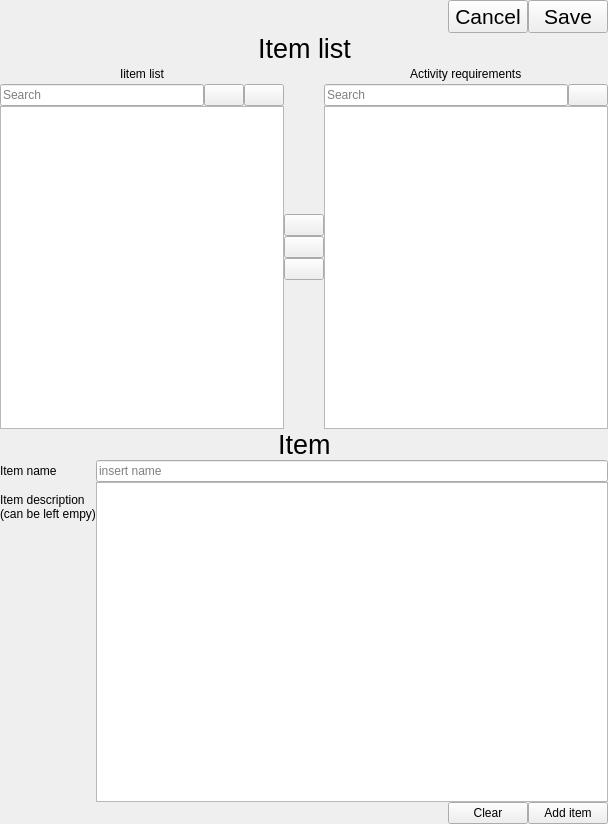
The window that mngitems.ui (glennnys/Decided) describes before a commit, drawn with Qt 5.
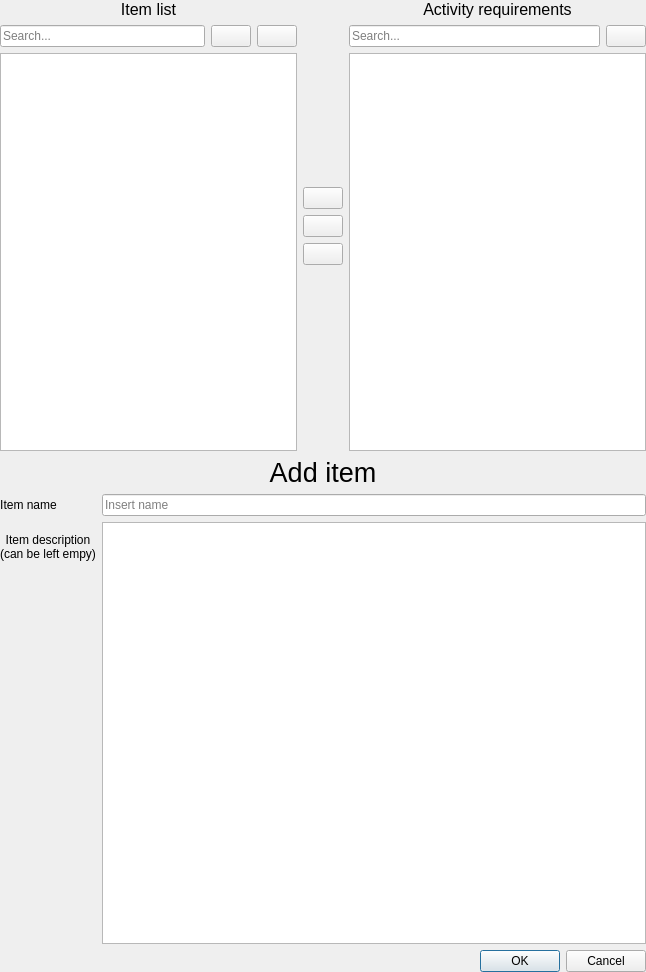
The same window after the commit. Icons and pictures are not drawn.

The edit to the form file:
```diff
--- a/mngitems.ui
+++ b/mngitems.ui
@@ -6,17 +6,14 @@
    <rect>
     <x>0</x>
     <y>0</y>
-    <width>608</width>
-    <height>824</height>
+    <width>646</width>
+    <height>972</height>
    </rect>
   </property>
   <property name="windowTitle">
    <string>Form</string>
   </property>
-  <layout class="QVBoxLayout" name="verticalLayout_2">
-   <property name="spacing">
-    <number>0</number>
-   </property>
+  <layout class="QVBoxLayout" name="verticalLayout_3">
    <property name="leftMargin">
     <number>0</number>
    </property>
@@ -30,130 +27,23 @@
     <number>0</number>
    </property>
    <item>
-    <layout class="QHBoxLayout" name="horizontalLayout_10">
+    <layout class="QHBoxLayout" name="horizontalLayout">
      <item>
-      <spacer name="horizontalSpacer_5">
-       <property name="orientation">
-        <enum>Qt::Orientation::Horizontal</enum>
-       </property>
-       <property name="sizeHint" stdset="0">
-        <size>
-         <width>40</width>
-         <height>20</height>
-        </size>
-       </property>
-      </spacer>
-     </item>
-     <item>
-      <widget class="QPushButton" name="cancel_btn">
-       <property name="font">
-        <font>
-         <pointsize>16</pointsize>
-        </font>
-       </property>
-       <property name="text">
-        <string>Cancel</string>
-       </property>
-      </widget>
-     </item>
-     <item>
-      <widget class="QPushButton" name="save_btn">
-       <property name="font">
-        <font>
-         <pointsize>16</pointsize>
-        </font>
-       </property>
-       <property name="text">
-        <string>Save</string>
-       </property>
-      </widget>
-     </item>
-    </layout>
-   </item>
-   <item>
-    <layout class="QVBoxLayout" name="verticalLayout_15">
-     <item>
-      <layout class="QHBoxLayout" name="horizontalLayout_21">
-       <item>
-        <spacer name="horizontalSpacer_18">
-         <property name="orientation">
-          <enum>Qt::Orientation::Horizontal</enum>
-         </property>
-         <property name="sizeHint" stdset="0">
-          <size>
-           <width>40</width>
-           <height>20</height>
-          </size>
-         </property>
-        </spacer>
-       </item>
-       <item>
-        <widget class="QLabel" name="label_18">
-         <property name="font">
-          <font>
-           <pointsize>20</pointsize>
-          </font>
-         </property>
-         <property name="text">
-          <string>Item list</string>
-         </property>
-        </widget>
-       </item>
-       <item>
-        <spacer name="horizontalSpacer_19">
-         <property name="orientation">
-          <enum>Qt::Orientation::Horizontal</enum>
-         </property>
-         <property name="sizeHint" stdset="0">
-          <size>
-           <width>40</width>
-           <height>20</height>
-          </size>
-         </property>
-        </spacer>
-       </item>
-      </layout>
-     </item>
-     <item>
-      <layout class="QHBoxLayout" name="horizontalLayout_15">
-       <item>
-        <layout class="QVBoxLayout" name="verticalLayout">
-         <item>
-          <layout class="QHBoxLayout" name="horizontalLayout_4">
-           <item>
-            <spacer name="horizontalSpacer_2">
-             <property name="orientation">
-              <enum>Qt::Orientation::Horizontal</enum>
-             </property>
-             <property name="sizeHint" stdset="0">
-              <size>
-               <width>40</width>
-               <height>20</height>
-              </size>
-             </property>
-            </spacer>
-           </item>
+      <layout class="QVBoxLayout" name="verticalLayout_2">
            <item>
             <widget class="QLabel" name="label_3">
+         <property name="font">
+          <font>
+           <pointsize>12</pointsize>
+          </font>
+         </property>
              <property name="text">
-              <string>Iitem list</string>
-             </property>
-            </widget>
-           </item>
-           <item>
-            <spacer name="horizontalSpacer">
-             <property name="orientation">
-              <enum>Qt::Orientation::Horizontal</enum>
-             </property>
-             <property name="sizeHint" stdset="0">
-              <size>
-               <width>40</width>
-               <height>20</height>
-              </size>
-             </property>
-            </spacer>
-           </item>
-          </layout>
+          <string>Item list</string>
+         </property>
+         <property name="alignment">
+          <set>Qt::AlignmentFlag::AlignCenter</set>
+         </property>
+        </widget>
          </item>
          <item>
           <layout class="QHBoxLayout" name="horizontalLayout_2">
@@ -163,7 +53,7 @@
               <string>Search item list</string>
              </property>
              <property name="placeholderText">
-              <string>Search</string>
+            <string>Search...</string>
              </property>
             </widget>
            </item>
@@ -274,43 +164,22 @@
         </layout>
        </item>
        <item>
-        <layout class="QVBoxLayout" name="verticalLayout_3">
-         <item>
-          <layout class="QHBoxLayout" name="horizontalLayout_3">
-           <item>
-            <spacer name="horizontalSpacer_3">
-             <property name="orientation">
-              <enum>Qt::Orientation::Horizontal</enum>
-             </property>
-             <property name="sizeHint" stdset="0">
-              <size>
-               <width>40</width>
-               <height>20</height>
-              </size>
-             </property>
-            </spacer>
-           </item>
+      <layout class="QVBoxLayout" name="verticalLayout">
            <item>
             <widget class="QLabel" name="label_4">
+         <property name="font">
+          <font>
+           <pointsize>12</pointsize>
+           <bold>false</bold>
+          </font>
+         </property>
              <property name="text">
               <string>Activity requirements</string>
              </property>
-            </widget>
-           </item>
-           <item>
-            <spacer name="horizontalSpacer_4">
-             <property name="orientation">
-              <enum>Qt::Orientation::Horizontal</enum>
-             </property>
-             <property name="sizeHint" stdset="0">
-              <size>
-               <width>40</width>
-               <height>20</height>
-              </size>
-             </property>
-            </spacer>
-           </item>
-          </layout>
+         <property name="alignment">
+          <set>Qt::AlignmentFlag::AlignCenter</set>
+         </property>
+        </widget>
          </item>
          <item>
           <layout class="QHBoxLayout" name="horizontalLayout_9">
@@ -320,7 +189,7 @@
               <string>search activity requirements</string>
              </property>
              <property name="placeholderText">
-              <string>Search</string>
+            <string>Search...</string>
              </property>
             </widget>
            </item>
@@ -346,25 +215,6 @@
        </item>
       </layout>
      </item>
-    </layout>
-   </item>
-   <item>
-    <layout class="QVBoxLayout" name="verticalLayout_16">
-     <item>
-      <layout class="QHBoxLayout" name="horizontalLayout_19">
-       <item>
-        <spacer name="horizontalSpacer_14">
-         <property name="orientation">
-          <enum>Qt::Orientation::Horizontal</enum>
-         </property>
-         <property name="sizeHint" stdset="0">
-          <size>
-           <width>40</width>
-           <height>20</height>
-          </size>
-         </property>
-        </spacer>
-       </item>
        <item>
         <widget class="QLabel" name="item_lbl">
          <property name="font">
@@ -373,24 +223,12 @@
           </font>
          </property>
          <property name="text">
-          <string>Item</string>
-         </property>
-        </widget>
-       </item>
-       <item>
-        <spacer name="horizontalSpacer_15">
-         <property name="orientation">
-          <enum>Qt::Orientation::Horizontal</enum>
-         </property>
-         <property name="sizeHint" stdset="0">
-          <size>
-           <width>40</width>
-           <height>20</height>
-          </size>
-         </property>
-        </spacer>
-       </item>
-      </layout>
+      <string>Add item</string>
+     </property>
+     <property name="alignment">
+      <set>Qt::AlignmentFlag::AlignCenter</set>
+     </property>
+    </widget>
      </item>
      <item>
       <layout class="QFormLayout" name="formLayout_2">
@@ -399,6 +237,9 @@
          <property name="text">
           <string>Item name</string>
          </property>
+       <property name="alignment">
+        <set>Qt::AlignmentFlag::AlignCenter</set>
+       </property>
         </widget>
        </item>
        <item row="0" column="1">
@@ -407,7 +248,7 @@
           <string/>
          </property>
          <property name="placeholderText">
-          <string>insert name</string>
+        <string>Insert name</string>
          </property>
         </widget>
        </item>
@@ -417,10 +258,19 @@
           <string>Item description
 (can be left empy)</string>
          </property>
+       <property name="alignment">
+        <set>Qt::AlignmentFlag::AlignCenter</set>
+       </property>
         </widget>
        </item>
        <item row="1" column="1">
         <widget class="QTextEdit" name="item_desc_entry">
+       <property name="sizePolicy">
+        <sizepolicy hsizetype="MinimumExpanding" vsizetype="Expanding">
+         <horstretch>0</horstretch>
+         <verstretch>0</verstretch>
+        </sizepolicy>
+       </property>
          <property name="html">
           <string>&lt;!DOCTYPE HTML PUBLIC &quot;-//W3C//DTD HTML 4.0//EN&quot; &quot;http://www.w3.org/TR/REC-html40/strict.dtd&quot;&gt;
 &lt;html&gt;&lt;head&gt;&lt;meta name=&quot;qrichtext&quot; content=&quot;1&quot; /&gt;&lt;meta charset=&quot;utf-8&quot; /&gt;&lt;style type=&quot;text/css&quot;&gt;
@@ -436,43 +286,11 @@
       </layout>
      </item>
      <item>
-      <layout class="QHBoxLayout" name="horizontalLayout_17">
-       <item>
-        <spacer name="horizontalSpacer_13">
-         <property name="orientation">
-          <enum>Qt::Orientation::Horizontal</enum>
-         </property>
-         <property name="sizeHint" stdset="0">
-          <size>
-           <width>40</width>
-           <height>20</height>
-          </size>
-         </property>
-        </spacer>
-       </item>
-       <item>
-        <widget class="QPushButton" name="cancel_item_btn">
-         <property name="toolTip">
-          <string>Clear item creation fields</string>
-         </property>
-         <property name="text">
-          <string>Clear</string>
-         </property>
-        </widget>
-       </item>
-       <item>
-        <widget class="QPushButton" name="confirm_item_btn">
-         <property name="toolTip">
-          <string/>
-         </property>
-         <property name="text">
-          <string>Add item</string>
-         </property>
-        </widget>
-       </item>
-      </layout>
-     </item>
-    </layout>
+    <widget class="QDialogButtonBox" name="confirm_btnbox">
+     <property name="standardButtons">
+      <set>QDialogButtonBox::StandardButton::Cancel|QDialogButtonBox::StandardButton::Ok</set>
+     </property>
+    </widget>
    </item>
   </layout>
  </widget>
```
Lines whose indentation alone changed are shown as unchanged.
